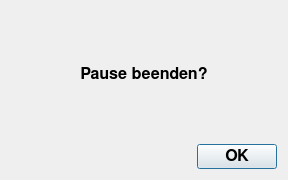
This is src/gui/dialogs/game/breakdialog.ui in hrafnass/ANTv2 as Qt 5 draws it before an edit. The edited form follows.
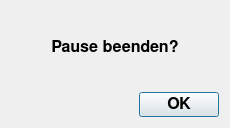
This is the edited form.

Commit message: changed all fonts to one

What changed in the file:
```diff
--- a/src/gui/dialogs/game/breakdialog.ui
+++ b/src/gui/dialogs/game/breakdialog.ui
@@ -6,8 +6,8 @@
    <rect>
     <x>0</x>
     <y>0</y>
-    <width>288</width>
-    <height>180</height>
+    <width>230</width>
+    <height>128</height>
    </rect>
   </property>
   <property name="font">
@@ -28,7 +28,7 @@
       <enum>Qt::Vertical</enum>
      </property>
      <property name="sizeType">
-      <enum>QSizePolicy::MinimumExpanding</enum>
+      <enum>QSizePolicy::Expanding</enum>
      </property>
      <property name="sizeHint" stdset="0">
       <size>
@@ -51,7 +51,7 @@
       <enum>Qt::Vertical</enum>
      </property>
      <property name="sizeType">
-      <enum>QSizePolicy::MinimumExpanding</enum>
+      <enum>QSizePolicy::Expanding</enum>
      </property>
      <property name="sizeHint" stdset="0">
       <size>
@@ -63,6 +63,11 @@
    </item>
    <item>
     <widget class="QDialogButtonBox" name="buttonBox">
+     <property name="font">
+      <font>
+       <family>MS Shell Dlg 2</family>
+      </font>
+     </property>
      <property name="orientation">
       <enum>Qt::Horizontal</enum>
      </property>
```
The commit also changes 5 other files.
